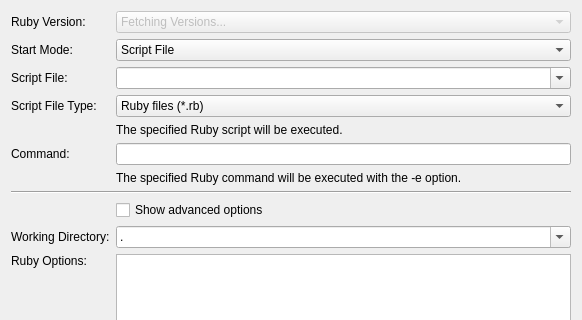
First picture: the form in src/brickv/plugin_system/plugins/red/ui/program_page_ruby.ui, repository Tinkerforge/brickv, before the edit; both pictures show x 0 to 582 and y 0 to 320 of the 582 by 689 pixel window.
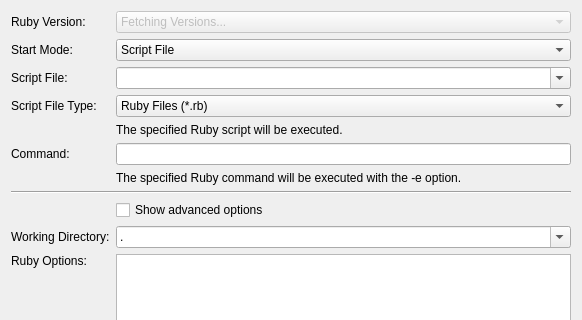
Second picture: the form after the edit. Custom widgets are drawn as their Qt base class.

```diff
--- a/src/brickv/plugin_system/plugins/red/ui/program_page_ruby.ui
+++ b/src/brickv/plugin_system/plugins/red/ui/program_page_ruby.ui
@@ -226,7 +226,7 @@
        </item>
        <item>
         <property name="text">
-         <string>Ruby files (*.rb)</string>
+         <string>Ruby Files (*.rb)</string>
         </property>
        </item>
       </widget>
```
Left out of the diff: 2 changed lines with no effect on the pictures.
